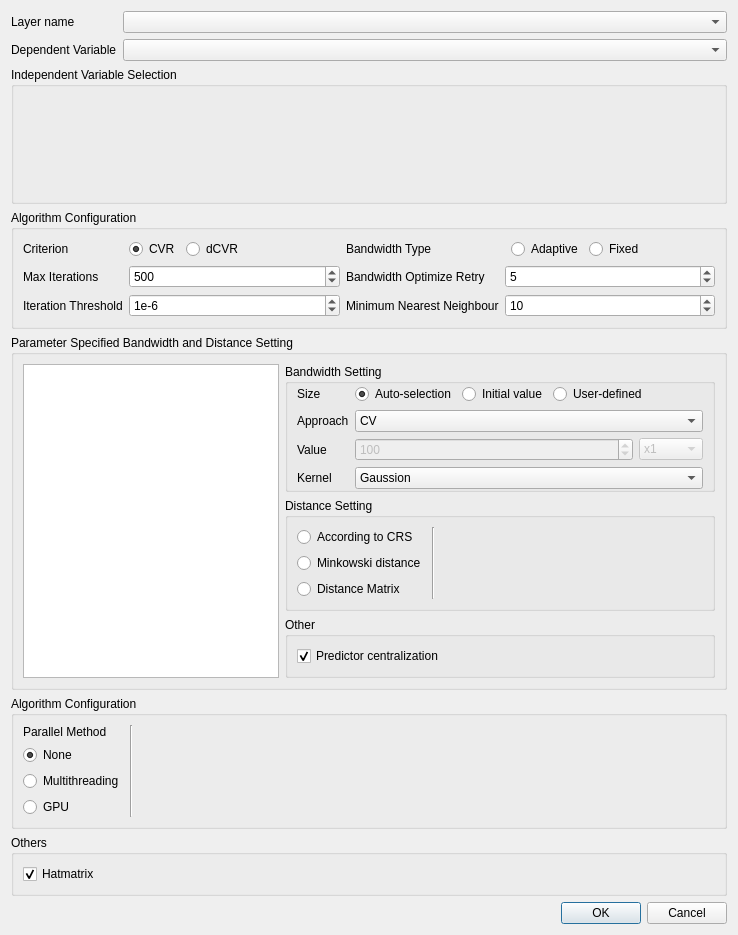
This is gwmmultiscalegwroptionsdialog.ui in GWmodel-Lab/GWmodelS as Qt 5 draws it before an edit. The edited form follows.
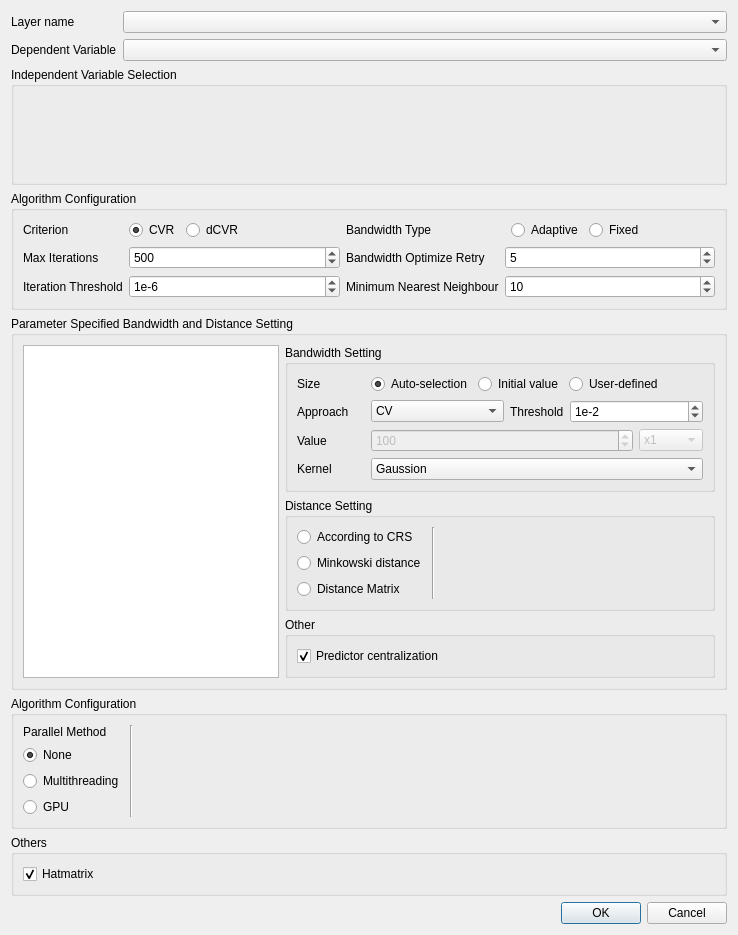
This is the edited form. Custom widgets are drawn as their Qt base class.

Patch:
```diff
--- a/gwmmultiscalegwroptionsdialog.ui
+++ b/gwmmultiscalegwroptionsdialog.ui
@@ -274,20 +274,65 @@
           <property name="title">
            <string>Bandwidth Setting</string>
           </property>
-          <layout class="QFormLayout" name="formLayout">
-           <property name="horizontalSpacing">
-            <number>6</number>
-           </property>
-           <property name="verticalSpacing">
-            <number>6</number>
-           </property>
+          <layout class="QGridLayout" name="gridLayout_3">
            <property name="topMargin">
-            <number>0</number>
+            <number>9</number>
            </property>
            <property name="bottomMargin">
-            <number>0</number>
+            <number>9</number>
            </property>
+           <property name="spacing">
+            <number>6</number>
+           </property>
+           <item row="1" column="1">
+            <widget class="QComboBox" name="mBwSizeAutomaticApprochCombo">
+             <item>
+              <property name="text">
+               <string>CV</string>
+              </property>
+             </item>
+             <item>
+              <property name="text">
+               <string>AICc</string>
+              </property>
+             </item>
+            </widget>
+           </item>
+           <item row="1" column="2">
+            <widget class="QLabel" name="label_20">
+             <property name="sizePolicy">
+              <sizepolicy hsizetype="Fixed" vsizetype="Preferred">
+               <horstretch>0</horstretch>
+               <verstretch>0</verstretch>
+              </sizepolicy>
+             </property>
+             <property name="text">
+              <string>Threshold</string>
+             </property>
+            </widget>
+           </item>
            <item row="2" column="0">
+            <widget class="QLabel" name="label_16">
+             <property name="text">
+              <string>Value</string>
+             </property>
+            </widget>
+           </item>
+           <item row="1" column="0">
+            <widget class="QLabel" name="label_18">
+             <property name="text">
+              <string>Approach</string>
+             </property>
+            </widget>
+           </item>
+           <item row="3" column="0">
+            <widget class="QLabel" name="label_13">
+             <property name="text">
+              <string>Kernel</string>
+             </property>
+            </widget>
+           </item>
+           <item row="0" column="0">
             <widget class="QLabel" name="label_3">
              <property name="sizePolicy">
               <sizepolicy hsizetype="Preferred" vsizetype="Preferred">
@@ -303,7 +348,7 @@
              </property>
             </widget>
            </item>
-           <item row="2" column="1">
+           <item row="0" column="1" colspan="3">
             <layout class="QHBoxLayout" name="horizontalLayout_9">
              <item>
               <widget class="QRadioButton" name="mBwSizeAutomaticRadio">
@@ -359,35 +404,7 @@
              </item>
             </layout>
            </item>
-           <item row="3" column="0">
-            <widget class="QLabel" name="label_18">
-             <property name="text">
-              <string>Approach</string>
-             </property>
-            </widget>
-           </item>
-           <item row="3" column="1">
-            <widget class="QComboBox" name="mBwSizeAutomaticApprochCombo">
-             <item>
-              <property name="text">
-               <string>CV</string>
-              </property>
-             </item>
-             <item>
-              <property name="text">
-               <string>AICc</string>
-              </property>
-             </item>
-            </widget>
-           </item>
-           <item row="4" column="0">
-            <widget class="QLabel" name="label_16">
-             <property name="text">
-              <string>Value</string>
-             </property>
-            </widget>
-           </item>
-           <item row="4" column="1">
+           <item row="2" column="1" colspan="3">
             <widget class="QStackedWidget" name="mBwSizeSettingStack">
              <property name="enabled">
               <bool>false</bool>
@@ -501,14 +518,7 @@
              </widget>
             </widget>
            </item>
-           <item row="5" column="0">
-            <widget class="QLabel" name="label_13">
-             <property name="text">
-              <string>Kernel</string>
-             </property>
-            </widget>
-           </item>
-           <item row="5" column="1">
+           <item row="3" column="1" colspan="3">
             <widget class="QComboBox" name="mBwKernelFunctionCombo">
              <item>
               <property name="text">
@@ -537,6 +547,16 @@
              </item>
             </widget>
            </item>
+           <item row="1" column="3">
+            <widget class="QSpinBox" name="mBwSelecionThresholdSpb">
+             <property name="prefix">
+              <string>1e-</string>
+             </property>
+             <property name="value">
+              <number>2</number>
+             </property>
+            </widget>
+           </item>
           </layout>
          </widget>
         </item>
```
